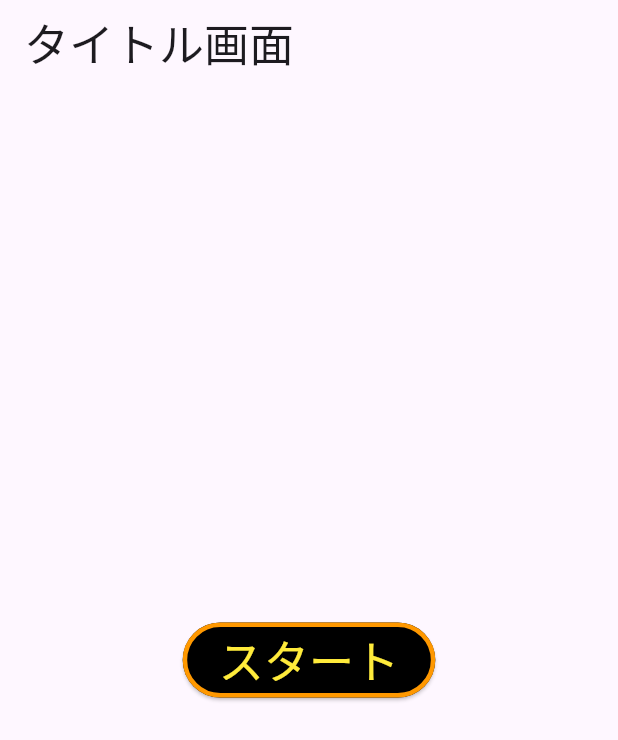
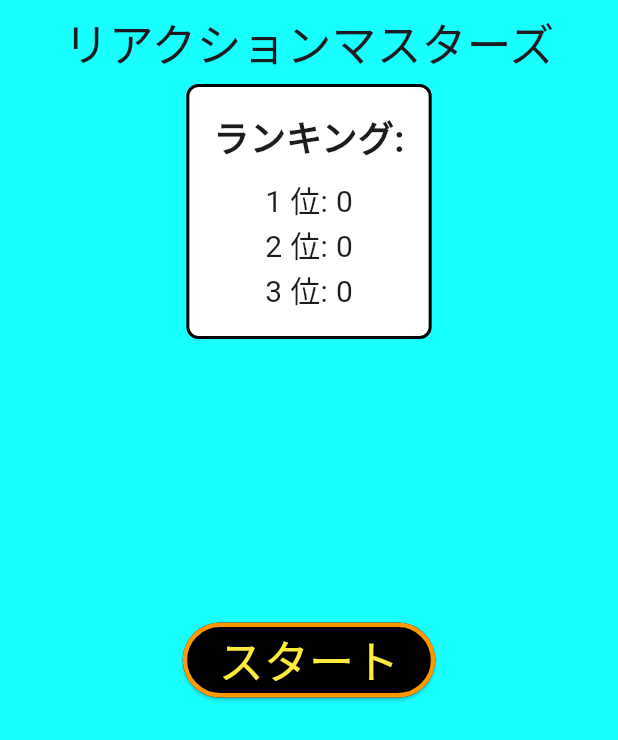
Before and after one commit to kitason0722/Application_kitason0722, a Flutter app: the screen it shows after launch, on a phone screen of 412 x 824 dp. Shown: the top 740 px of the screen. Run offline on Flutter 3.47's test engine with Material 3 defaults, Android fonts, the phone set to English and light mode, and no system bars.

Commit message:
ゲームの機能の追加
詳細
ランキング機能の実装
デザインの変更

```diff
--- a/kitason0722/lib/GameScene.dart
+++ b/kitason0722/lib/GameScene.dart
@@ -5,22 +5,32 @@ import 'dart:math';
 
 // GameSceneクラスはStatefulWidgetとしてゲームロジックを管理する。
 class GameScene extends StatefulWidget {
+  final List<int> ranking;
+
+  GameScene({Key? key, required this.ranking}) : super(key:key);
+
   @override
   _GameSceneState createState() => _GameSceneState();
 }
 
 class _GameSceneState extends State<GameScene> {
   int _score = 0; // 現在のスコアを保持
-  Offset _targetPosition = Offset(100, 100); // ターゲットの現在位置
-  Random _random = Random(); // ランダム位置生成用のRandomクラス
-  Timer? _gameTimer; // ゲーム進行用のタイマー
-  int _timeLeft = 30; // ゲームの残り時間
+  Offset _targetPosition = Offset(100, 100);// ターゲットの現在位置
+  Random _random = Random();// ランダム位置生成用のRandomクラス
+  Timer? _gameTimer; //ゲーム進行用のタイマー
+  int _timeLeft = 30;// ゲームの残り時間
+  bool _isGameActive = false;//ゲームがアクティブかどうかを管理
 
   // ゲームを開始するメソッド
   void _startGame() {
     setState(() {
       _score = 0; // スコアをリセット
       _timeLeft = 30; // 残り時間をリセット
+      _isGameActive = true; // ゲームをアクティブに設定
+      _targetPosition = Offset(
+        _random.nextDouble() * (MediaQuery.of(context).size.width - 50),
+        _random.nextDouble() * (MediaQuery.of(context).size.height - 150),
+      ); // ターゲットの初期位置を設定
     });
 
     // タイマーを初期化
@@ -31,10 +41,21 @@ class _GameSceneState extends State<GameScene> {
           _timeLeft--; // 残り時間を減少
         } else {
           _gameTimer?.cancel(); // タイマー終了
+          _isGameActive = false;//ゲームを非アクティブに設定
+          _updateRanking();
           _showGameOverDialog(); // ゲーム終了ダイアログを表示
         }
       });
     });
+  }
+
+  //スコアを保存
+  void _updateRanking(){
+    widget.ranking.add(_score);
+    widget.ranking.sort((a, b) => b.compareTo(a)); // 降順にソート
+    if (widget.ranking.length > 3) {
+      widget.ranking.removeRange(3, widget.ranking.length); // 上位3つに絞る
+    }
   }
 
   // ゲーム終了時にスコアを表示するダイアログを表示
@@ -43,13 +64,19 @@ class _GameSceneState extends State<GameScene> {
       context: context,
       builder: (context) => AlertDialog(
         title: Text('ゲーム終了'),
-        content: Text('スコア: $_score'),
+        content: Text('スコア: $_score',style: TextStyle(fontSize: 24)),
         actions: [
-          TextButton(
+          ElevatedButton(
             onPressed: () {
               Navigator.of(context).pop(); // ダイアログを閉じる
+              Navigator.of(context).pop(widget.ranking); // ランキングを返す
             },
-            child: Text('OK'),
+            style:ElevatedButton.styleFrom(
+              minimumSize: Size(50, 30),
+              backgroundColor:Colors.black,
+              side: BorderSide(color:Colors.orange,width: 3),
+            ),
+            child: Text('タイトルへ',style: TextStyle(color:Colors.yellow)),
           ),
         ],
       ),
@@ -58,7 +85,7 @@ class _GameSceneState extends State<GameScene> {
 
   // ターゲットがタップされたときの処理
   void _onTargetTapped() {
-    if (_timeLeft > 0) { // 残り時間がある場合のみスコアを更新
+    if (_isGameActive && _timeLeft > 0) { // 残り時間がある場合のみスコアを更新
       setState(() {
         _score++; // スコアを増加
         // ターゲットの位置をランダムに更新
@@ -73,13 +100,9 @@ class _GameSceneState extends State<GameScene> {
   @override
   Widget build(BuildContext context) {
     return Scaffold(
+      backgroundColor: Colors.cyanAccent,
       appBar: AppBar(
-        title: Text(
-          'ゲーム画面', // アプリバーのタイトル
-          style: TextStyle(
-            fontSize: 30,
-          ),
-        ),
+        backgroundColor: Colors.cyanAccent,
         actions: [
           ElevatedButton(
             onPressed: () {
@@ -117,9 +140,22 @@ class _GameSceneState extends State<GameScene> {
                   style: TextStyle(fontSize: 24),
                 ),
                 SizedBox(height: 20),
-                ElevatedButton(
-                  onPressed: _startGame, // ゲーム開始ボタン
-                  child: Text('ゲーム開始'),
+                Visibility(
+                  visible: !_isGameActive,
+                  child: ElevatedButton(
+                    onPressed: _startGame, // ゲーム開始ボタン
+                    child: Text(
+                      'ゲーム開始', style: TextStyle(
+                      color: Colors.yellow,
+                      fontSize: 30,
+                    ),
+                  ),
+                    style:ElevatedButton.styleFrom(
+                      minimumSize: Size(150, 50),
+                      backgroundColor:Colors.black,
+                      side: BorderSide(color:Colors.orange,width: 3),
+                    ),
+                ),
                 ),
               ],
             ),
--- a/kitason0722/lib/main.dart
+++ b/kitason0722/lib/main.dart
@@ -1,5 +1,5 @@
 import 'package:flutter/material.dart';
-import 'package:kitason0722/GameScene.dart';
+import 'GameScene.dart';
 
 void main() {
   runApp(const TitleScene());
@@ -8,52 +8,106 @@ void main() {
 class TitleScene extends StatelessWidget {
   const TitleScene({Key? key}) : super(key: key);
 
-  // This widget is the root of your application.
   @override
   Widget build(BuildContext context) {
+    List<int> ranking = [0, 0, 0];
+    Alignment rankingAlignment = Alignment.topCenter; // ランキングの位置設定
+
     return MaterialApp(
       title: 'Flutter Demo',
       theme: ThemeData(
         primarySwatch: Colors.green,
       ),
-      home: MyHomePage(),
+      home: MyHomePage(ranking: ranking, rankingAlignment: rankingAlignment),
     );
   }
 }
 
-class MyHomePage extends StatelessWidget {
+class MyHomePage extends StatefulWidget {
+  final List<int> ranking;
+  final Alignment rankingAlignment;
+
+  MyHomePage({Key? key, required this.ranking, required this.rankingAlignment}) : super(key: key);
+
+  @override
+  _MyHomePageState createState() => _MyHomePageState();
+}
+
+class _MyHomePageState extends State<MyHomePage> {
+  late Alignment _rankingAlignment;
+
+  @override
+  void initState() {
+    super.initState();
+    _rankingAlignment = widget.rankingAlignment;
+  }
+
   @override
   Widget build(BuildContext context) {
     return Scaffold(
+      backgroundColor: Colors.cyanAccent,
       appBar: AppBar(
+        backgroundColor: Colors.cyanAccent,
+        centerTitle: true,
         title: Text(
-            'タイトル画面',
-          style:TextStyle(
-            fontSize: 30,
-          ),
+          'リアクションマスターズ',
+          style: TextStyle(fontSize: 30),
         ),
-
       ),
-      body: Center(
-        child: ElevatedButton(
-          onPressed: () {
-            Navigator.push(
-                context, MaterialPageRoute(builder: (context) => GameScene())
-            );
-          },
-          child: Text(
-              "スタート",
-            style:TextStyle(
-              color:Colors.yellow,
-              fontSize: 30,
+      body: Stack(
+        children: [
+          Center(
+            child: ElevatedButton(
+              onPressed: () async {
+                final updatedRanking = await Navigator.push(
+                  context,
+                  MaterialPageRoute(
+                    builder: (context) => GameScene(ranking: List.from(widget.ranking)),
+                  ),
+                );
+                if (updatedRanking != null) {
+                  setState(() {
+                    widget.ranking.clear();
+                    widget.ranking.addAll(updatedRanking);
+                  });
+                }
+              },
+              child: Text("スタート", style: TextStyle(color: Colors.yellow, fontSize: 30)),
+              style: ElevatedButton.styleFrom(
+                minimumSize: Size(150, 50),
+                backgroundColor: Colors.black,
+                side: BorderSide(color: Colors.orange, width: 3),
+              ),
             ),
           ),
-          style:ElevatedButton.styleFrom(
-              minimumSize: Size(150, 50),
-              backgroundColor:Colors.black,
-              side: BorderSide(color:Colors.orange,width: 3),
+          Align(
+            alignment: _rankingAlignment,
+            child: Container(
+              padding: EdgeInsets.all(16),
+              decoration: BoxDecoration(
+                color: Colors.white,
+                border: Border.all(color: Colors.black, width: 2),
+                borderRadius: BorderRadius.circular(8),
+              ),
+              child: Column(
+                mainAxisSize: MainAxisSize.min,
+                crossAxisAlignment: CrossAxisAlignment.center,
+                children: [
+                  Text(
+                    'ランキング:',
+                    style: TextStyle(fontSize: 24, fontWeight: FontWeight.bold),
+                  ),
+                  SizedBox(height: 8),
+                  for (int i = 0; i < 3; i++)
+                    Text(
+                      '${i + 1} 位: ${widget.ranking[i]}',
+                      style: TextStyle(fontSize: 20),
+                    ),
+                ],
+              ),
+            ),
           ),
-        ),
+        ],
       ),
     );
   }
```
